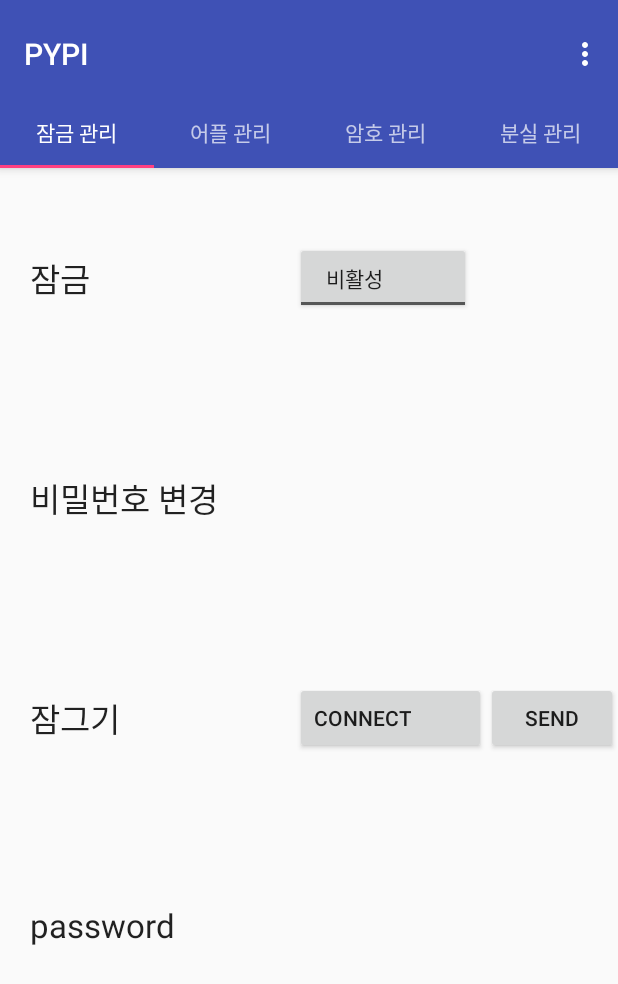
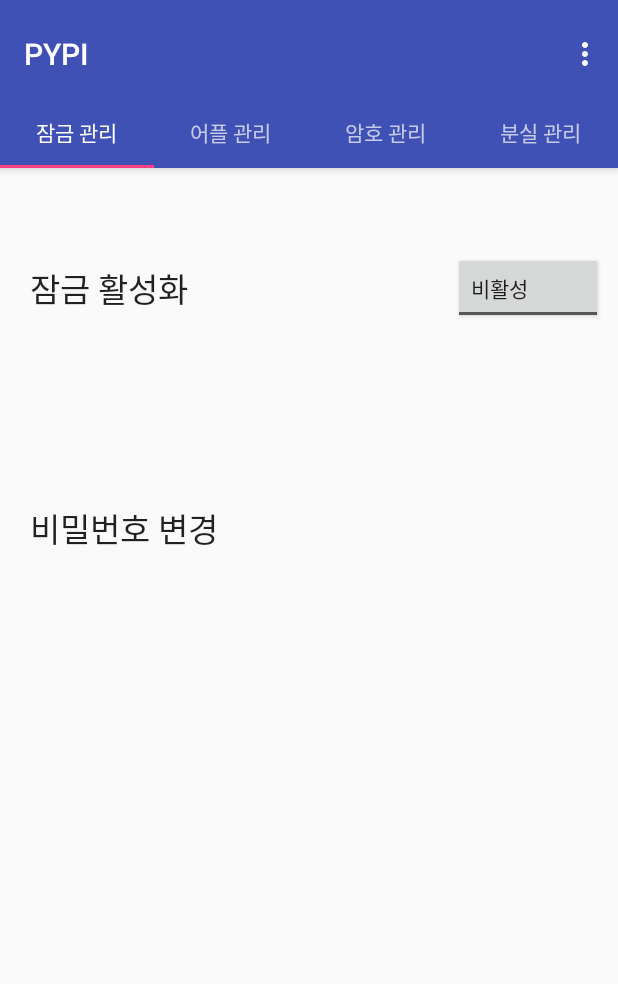
Before and after one commit to Kimjii/ProtectYourPersonalInformation, an Android app: the LockManageFragment screen opened directly, with no data from a screen before it, on a phone screen of 412 x 824 dp. Shown: the top 984 px of the screen. Run offline under Robolectric (Android 15) with nearby library versions, the phone set to English and light mode, and no system bars; 1 statement that could not run was skipped.

Commit message:
타이젠 웹앱과 잠금 활성화 토글버튼 동기화 맞춤 및 사진 전송을 위한 부분

```diff
--- a/app/src/main/java/com/example/lgx/pypi/CommunicationManager.java
+++ b/app/src/main/java/com/example/lgx/pypi/CommunicationManager.java
@@ -14,18 +14,9 @@ import android.widget.Toast;
  */
 public class CommunicationManager {
 
-    private static CommunicationManager cm = null;
     private boolean mIsBound = false;
     private CommunicationService communicationService = null;
-
-    private CommunicationManager(){}
-
-    public static CommunicationManager getInstance(){
-        if ( cm == null )
-            cm = new CommunicationManager();
-        return cm;
-    }
-
+    private Activity activity = null;
 
     public void bindService( Activity activity ){
         mIsBound = activity.bindService( new Intent(activity, CommunicationService.class), mConnection, Context.BIND_AUTO_CREATE );
@@ -78,4 +69,76 @@ public class CommunicationManager {
             Log.i("Disconnector", "disconnect!");
         }
     };
+
+    /* send */
+    public void sendInitialize(){
+        // gear와 통신해야하는 모든 정보 전송
+
+        if (mIsBound == true && communicationService != null){
+            // 1. 잠금관리 - 잠금 활성화 여부, 비밀번호
+            communicationService.sendData( String.valueOf(LockManageFragment.getLockActivationToggleState()) );
+            communicationService.sendData( String.valueOf(LockManageFragment.getPassword()) );
+
+            // 2.
+
+            // 3.
+
+            // 4. 분실관리 - 초기화 활성화 여부
+
+        }
+    }
+
+    /* receive */
+    public static void branchFromTizenMsg( String message ){
+        String messages[] = null;
+
+        if ( message.contains("-") )
+            messages = message.split("-");
+
+        if( messages == null )  return;
+
+        switch( messages[0] ){
+            case "1": {
+                if (messages[1].equals("1")) {
+                    if (messages[2].equals("1"))
+                        LockManageFragment.setLockActivationToggleState(true);
+                    else
+                        LockManageFragment.setLockActivationToggleState(false);
+                } else if (messages[1].equals("2"))
+                    LockManageFragment.setPassword(messages[2]);
+
+                break;
+            }
+
+            case "2":
+                break;
+
+            case "3":
+                break;
+
+            case "4":
+                break;
+
+            default:
+                break;
+        }
+
+    }
+
+    protected void destroy() {
+        if ( activity == null )
+            return;
+
+        // Clean up connections
+        if (mIsBound == true && communicationService != null) {
+            if (communicationService.closeConnection() == false) {
+                Log.i("CommunicationManager", "disconnected");
+            }
+        }
+        // Un-bind service
+        if (mIsBound) {
+            activity.unbindService(mConnection);
+            mIsBound = false;
+        }
+    }
 }
--- a/app/src/main/java/com/example/lgx/pypi/CommunicationService.java
+++ b/app/src/main/java/com/example/lgx/pypi/CommunicationService.java
@@ -130,11 +130,12 @@ public class CommunicationService extends SAAgent {
             try {
                 mConnectionHandler.send(PYPI_CHANNEL_ID, data.getBytes());
                 retvalue = true;
+                Log.i("SendMsg", data);
             } catch (IOException e) {
                 e.printStackTrace();
             }
 
-            Toast.makeText(getApplicationContext(), "Sent: " + data, Toast.LENGTH_LONG).show();
+            Toast.makeText(getApplicationContext(), "Send: " + data, Toast.LENGTH_LONG).show();
         }
         return retvalue;
     }
@@ -183,6 +184,9 @@ public class CommunicationService extends SAAgent {
         @Override
         public void onReceive(int channelId, byte[] data) {
             final String message = new String(data);
+            Log.i("CommunicationManager","Received Data is " + message );
+
+            CommunicationManager.branchFromTizenMsg( message );
 
             // broadcast로 보내서 처리
             Toast.makeText(getApplicationContext(), message, Toast.LENGTH_LONG).show();
--- a/app/src/main/java/com/example/lgx/pypi/LockManageFragment.java
+++ b/app/src/main/java/com/example/lgx/pypi/LockManageFragment.java
@@ -4,7 +4,10 @@ import android.content.Context;
 import android.content.Intent;
 import android.content.SharedPreferences;
 import android.os.Bundle;
+import android.os.Handler;
+import android.os.Message;
 import android.support.v4.app.Fragment;
+import android.util.Log;
 import android.view.LayoutInflater;
 import android.view.View;
 import android.view.ViewGroup;
@@ -22,18 +25,15 @@ import java.io.InputStreamReader;
 public class LockManageFragment extends Fragment
 {
     //test
-    CommunicationManager communicationManager = CommunicationManager.getInstance();
-
-    Button sendButton;
-    //test
+    CommunicationManager communicationManager = new CommunicationManager();
 
     static final String PASSWORD_FILE = "password.txt";
     TextView disPassword;
 
-    ToggleButton lockActivationToggleButton;
+    static ToggleButton lockActivationToggleButton;
     SharedPreferences sharedPreferences;
 
-    String password;
+    static String password;
     @Override
     public View onCreateView( LayoutInflater inflater, ViewGroup container, Bundle savedInstanceState )
     {
@@ -42,15 +42,6 @@ public class LockManageFragment extends Fragment
         // communication related
         communicationManager.bindService( getActivity() );
         communicationManager.connect();
-
-        sendButton = (Button) view.findViewById(R.id.sendButton);
-        sendButton.setOnClickListener(new View.OnClickListener() {
-            @Override
-            public void onClick(View v) {
-                Toast.makeText(getActivity().getApplicationContext(), "send!", Toast.LENGTH_LONG).show();
-                communicationManager.send("LockManageFragment", getActivity().getApplicationContext() );
-            }
-        });
         // communication related
 
         final Button changePasswdBtn = (Button) view.findViewById(R.id.changePasswdButton) ;
@@ -63,8 +54,6 @@ public class LockManageFragment extends Fragment
                 startActivity( lockintent );
             }
         });
-
-        disPassword = (TextView) view.findViewById( R.id.disPassword );
 
         loadPassword();
 
@@ -143,8 +132,41 @@ public class LockManageFragment extends Fragment
 
     @Override
     public void onDestroy() {
-        communicationManager.unbound( getActivity() );
-        communicationManager.disconnect( getContext() );
+        communicationManager.destroy();
         super.onDestroy();
     }
+
+    // 타이젠 통신 시 초기 데이터 설정 위해
+    public static boolean getLockActivationToggleState(){
+        return lockActivationToggleButton.isChecked();
+    }
+
+
+    final static Handler handler = new Handler()
+    {
+        public void handleMessage(Message msg)
+        {
+            lockActivationToggleButton.setChecked( !lockActivationToggleButton.isChecked() );
+        }
+    };
+    public static void setLockActivationToggleState(boolean state){
+        Log.i("LockManageActivity", "isChecked() = " + lockActivationToggleButton.isChecked() + ", state = " + state);
+
+        if ( lockActivationToggleButton.isChecked() != state ){
+            new Thread()
+            {
+                public void run()
+                {
+                    Message msg = handler.obtainMessage();
+
+                    handler.sendMessage(msg);
+                }
+            }.start();
+        }
+    }
+
+    public static String getPassword(){ return password; }
+
+    public static void setPassword(String passwd){ password = passwd;  }
+
 }
--- a/app/src/main/java/com/example/lgx/pypi/SettingsActivity.java
+++ b/app/src/main/java/com/example/lgx/pypi/SettingsActivity.java
@@ -11,7 +11,7 @@ import android.widget.Toast;
  */
 public class SettingsActivity extends AppCompatActivity {
 
-    CommunicationManager communicationManager = CommunicationManager.getInstance();
+    CommunicationManager communicationManager = new CommunicationManager();
     Button connectButton;
     Button testButton;
 
@@ -21,7 +21,6 @@ public class SettingsActivity extends AppCompatActivity {
         setContentView(R.layout.activity_settings);
 
         communicationManager.bindService( this );
-        communicationManager.connect();
 
         connectButton = (Button)findViewById(R.id.connectButton);
         connectButton.setOnClickListener(new View.OnClickListener() {
@@ -39,4 +38,5 @@ public class SettingsActivity extends AppCompatActivity {
             }
         });
     }
+
 }
--- a/app/src/main/res/layout/fragment_lockmanage.xml
+++ b/app/src/main/res/layout/fragment_lockmanage.xml
@@ -19,7 +19,7 @@
                 android:textAppearance="?android:attr/textAppearanceLarge"
                 android:layout_width="match_parent"
                 android:layout_height="wrap_content"
-                android:text="잠금"
+                android:text="잠금 활성화"
                 android:paddingLeft="20dp"
                 android:layout_column="0"
                 android:layout_gravity="center_vertical"/>
@@ -60,49 +60,12 @@
             android:layout_weight="10"
             android:layout_width="match_parent"
             android:layout_height="wrap_content">
-
-            <TextView
-                android:textAppearance="?android:attr/textAppearanceLarge"
-                android:layout_width="match_parent"
-                android:layout_height="wrap_content"
-                android:text="잠그기"
-                android:paddingLeft="20dp"
-                android:layout_column="0"
-                android:layout_gravity="center_vertical"/>
-
-            <Button
-                android:layout_width="match_parent"
-                android:layout_height="wrap_content"
-                android:paddingRight="50dp"
-                android:id="@+id/connectButton"
-                android:layout_gravity="center_vertical"
-                android:text="connect" />
-
-            <Button
-                    android:layout_width="match_parent"
-                    android:layout_height="wrap_content"
-                    android:id="@+id/sendButton"
-                    android:layout_gravity="center_vertical"
-                    android:text="send" />
-
         </TableRow>
 
         <TableRow
             android:layout_weight="10"
             android:layout_width="match_parent"
             android:layout_height="wrap_content">
-
-            <TextView
-                android:textAppearance="?android:attr/textAppearanceLarge"
-                android:layout_width="match_parent"
-                android:layout_height="wrap_content"
-                android:text="password"
-                android:paddingLeft="20dp"
-                android:layout_span="2"
-                android:layout_column="0"
-                android:id="@+id/disPassword"
-                android:layout_gravity="center_vertical"/>
-
 
         </TableRow>
 
```
Also changed, not shown: app/src/main/java/com/example/lgx/pypi/TakePictureActivity.java (+7 -8 lines).
